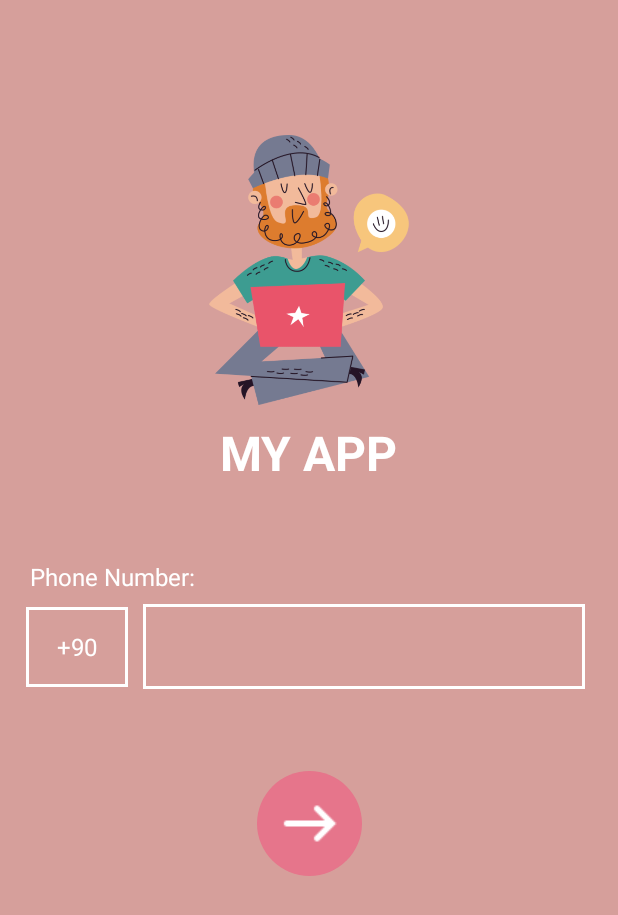
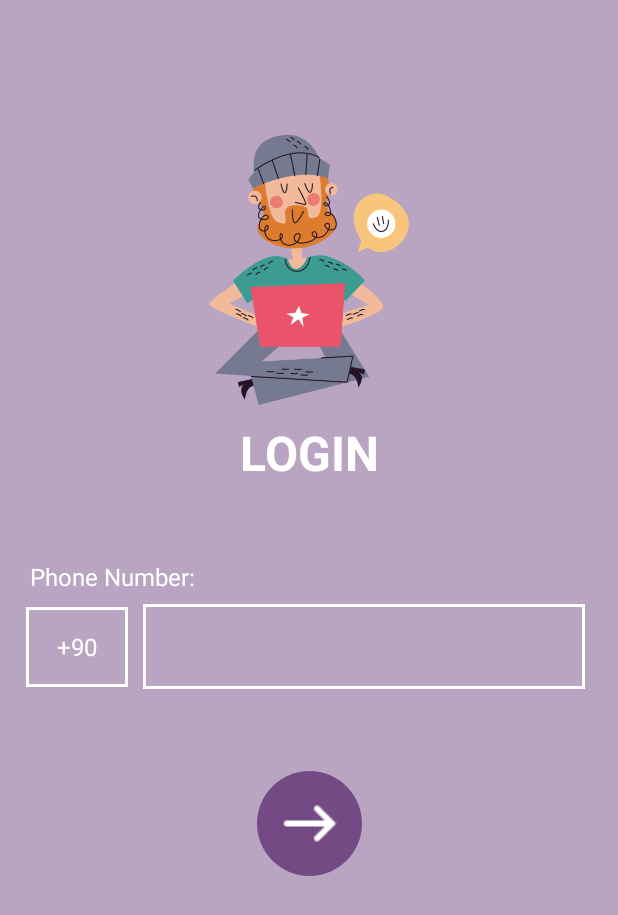
Before and after one commit to Feyzarkt/FirebasePhoneAuthentication, an Android app: the screen it shows after launch (MainActivity), on a phone screen of 412 x 824 dp. Shown: the top 915 px of the screen. Run offline under Robolectric (Android 15) with nearby library versions, the light colour scheme and no system bars; our stand-ins replace Dagger/Hilt's generated code, Firebase (no records; nobody signed in at launch, a user with empty details on screens opened directly); plain views replace OtpView; 1 statement that could not run was skipped.

Commit message:
change colors

```diff
--- a/app/src/main/res/drawable/bg_circular_pink.xml
+++ b/app/src/main/res/drawable/bg_circular_pink.xml
@@ -3,5 +3,5 @@
     <corners
         android:radius="50dp"/>
     <solid
-        android:color="@color/pink" />
+        android:color="@color/purple" />
 </shape>
--- a/app/src/main/res/drawable/bg_pink.xml
+++ b/app/src/main/res/drawable/bg_pink.xml
@@ -2,6 +2,6 @@
 <shape xmlns:android="http://schemas.android.com/apk/res/android">
 
     <solid
-        android:color="@color/pink"
+        android:color="@color/purple"
         />
 </shape>
--- a/app/src/main/res/layout/fragment_home.xml
+++ b/app/src/main/res/layout/fragment_home.xml
@@ -4,14 +4,14 @@
     android:layout_width="match_parent"
     android:layout_height="match_parent"
     xmlns:app="http://schemas.android.com/apk/res-auto"
-    android:background="#D69F9B"
+    android:background="@color/light_purple"
     tools:context=".ui.home.HomeFragment">
 
     <com.google.android.material.appbar.AppBarLayout
         android:id="@+id/appBar"
         android:layout_width="match_parent"
         android:layout_height="300dp"
-        android:background="#D69F9B"
+        android:background="@color/light_purple"
         android:fitsSystemWindows="true">
 
         <com.google.android.material.appbar.CollapsingToolbarLayout
@@ -102,7 +102,7 @@
         android:clickable="true"
         android:focusable="true"
         android:src="@drawable/ic_logout"
-        app:backgroundTint="@color/pink"
+        app:backgroundTint="@color/purple"
         app:layout_anchor="@id/appBar"
         app:layout_anchorGravity="end|bottom"
         app:tint="@color/white"/>
--- a/app/src/main/res/layout/fragment_login.xml
+++ b/app/src/main/res/layout/fragment_login.xml
@@ -5,7 +5,7 @@
     android:layout_height="match_parent"
     xmlns:app="http://schemas.android.com/apk/res-auto"
     tools:context=".ui.login.LoginFragment"
-    android:background="#D69F9B">
+    android:background="@color/light_purple">
 
     <ProgressBar
         android:id="@+id/progressBar"
--- a/app/src/main/res/values/colors.xml
+++ b/app/src/main/res/values/colors.xml
@@ -8,5 +8,6 @@
     <color name="black">#FF000000</color>
     <color name="white">#FFFFFFFF</color>
     <color name="red">#D91E11</color>
-    <color name="pink">#E6758B</color>
+    <color name="purple">#744A85</color>
+    <color name="light_purple">#B9A5C2</color>
 </resources>
--- a/app/src/main/res/values/strings.xml
+++ b/app/src/main/res/values/strings.xml
@@ -2,7 +2,7 @@
     <string name="app_name">FirebasePhoneAuth</string>
     <!-- TODO: Remove or change this placeholder text -->
     <string name="hello_blank_fragment">Hello blank fragment</string>
-    <string name="title">MY APP</string>
+    <string name="title">LOGIN</string>
     <string name="welcome">Welcome!</string>
     <string name="your_phone_num">Phone Number:</string>
     <string name="verification_code">Verification Code:</string>
```
